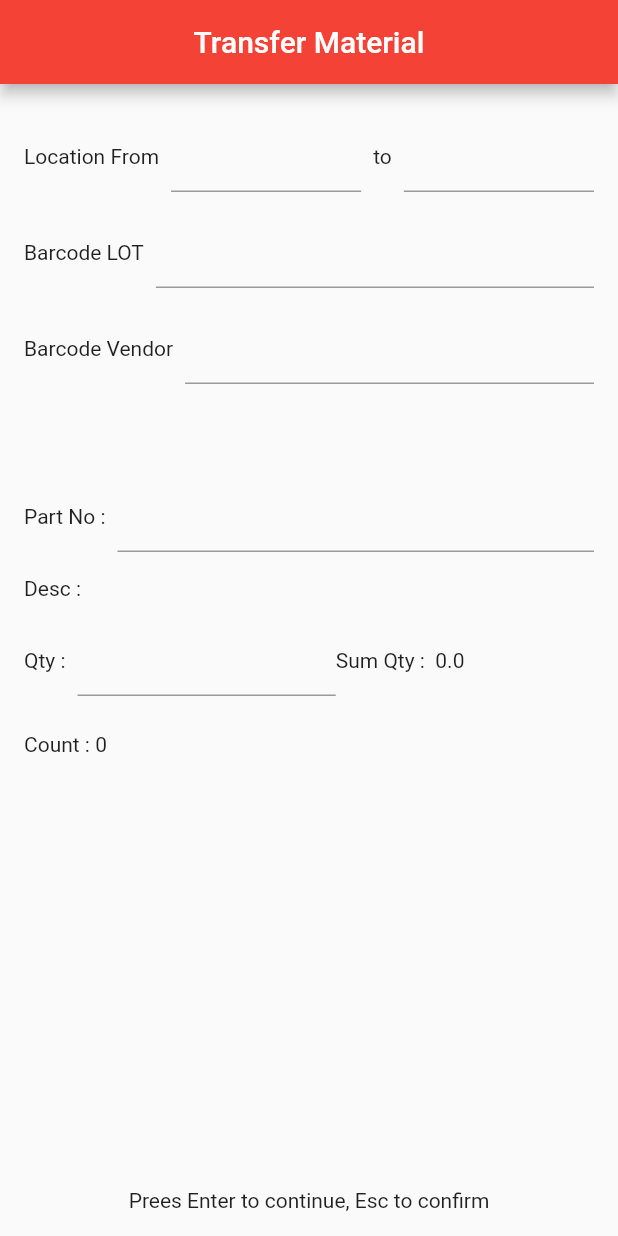
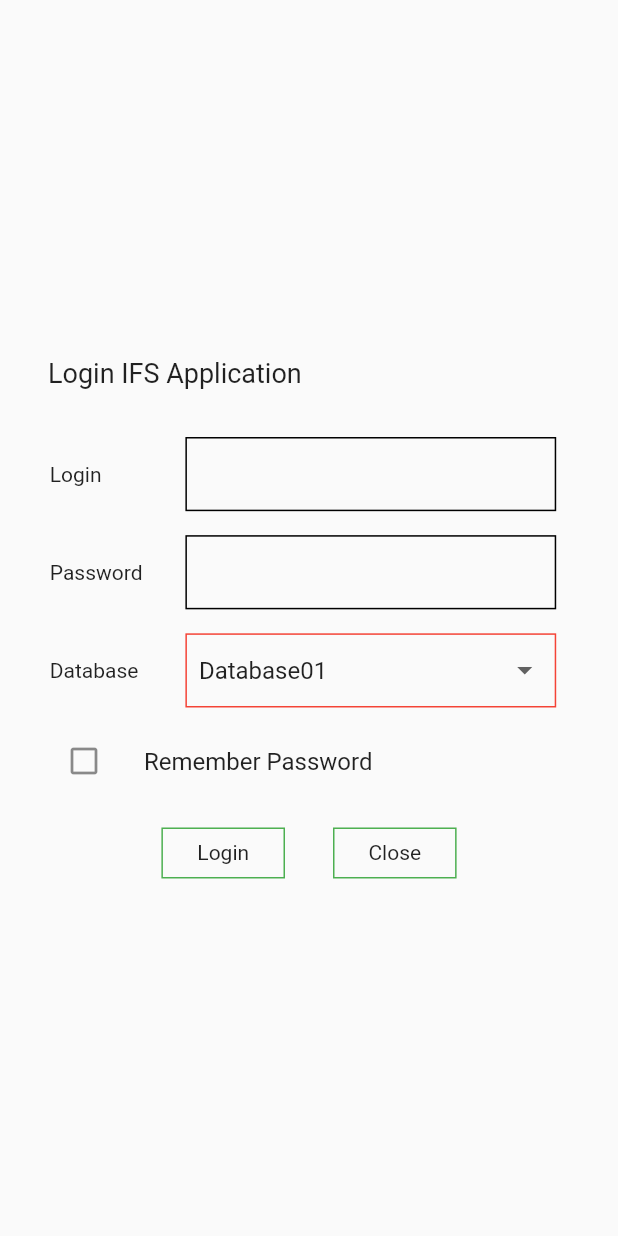
Before and after one commit to tawatchai7034/NEC, a Flutter app: the screen it shows after launch, on a phone screen of 412 x 824 dp. Run offline on Flutter 3.47's test engine with Material 2 defaults, Android fonts, the light colour scheme and no system bars; our stand-ins replace auto_size_text, syncfusion_flutter_datagrid.

Commit message:
login screen

```diff
--- a/lib/addTransfer.dart
+++ b/lib/Screens/addTransfer.dart
@@ -6,7 +6,7 @@ import 'package:flutter/services.dart';
 import 'package:intl/intl.dart';
 import 'package:nec/model/transfer.dart';
 import 'package:nec/model/trasferList.dart';
-import 'package:nec/transferConfirm.dart';
+import 'package:nec/Screens/transferConfirm.dart';
 
 TransferList transfer = new TransferList();
 var numFormat = NumberFormat('#,###.0#', 'en_US');
--- /dev/null
+++ b/lib/Screens/login.dart
@@ -0,0 +1,270 @@
+import 'package:flutter/cupertino.dart';
+import 'package:flutter/material.dart';
+import 'package:nec/Screens/addTransfer.dart';
+import 'package:nec/model/User.dart';
+
+class LoginScreen extends StatefulWidget {
+  const LoginScreen({Key? key}) : super(key: key);
+
+  @override
+  State<LoginScreen> createState() => _LoginScreenState();
+}
+
+class _LoginScreenState extends State<LoginScreen> {
+  var userName = TextEditingController();
+  var password = TextEditingController();
+  bool rememberPass = false;
+
+  List<UserModal> virtualUser = [
+    UserModal(name: 'a', password: 'a'),
+    UserModal(name: 'b', password: 'b'),
+    UserModal(name: 'c', password: 'c'),
+    UserModal(name: 'd', password: 'd'),
+    UserModal(name: 'e', password: 'e'),
+  ];
+
+  late String databaseName = "Database01";
+  List<DropdownMenuItem<String>> get dropdownItems {
+    List<DropdownMenuItem<String>> menuItems = [
+      DropdownMenuItem(child: Text("Database01"), value: "Database01"),
+      DropdownMenuItem(child: Text("Database02"), value: "Database02"),
+      DropdownMenuItem(child: Text("Database03"), value: "Database03"),
+      DropdownMenuItem(child: Text("Database04"), value: "Database04"),
+    ];
+    return menuItems;
+  }
+
+  void _showIdNotFound() {
+    showDialog(
+        context: context,
+        builder: (context) {
+          return CupertinoAlertDialog(
+            title: Text('User or Password not found.'),
+            content: Padding(
+              padding: const EdgeInsets.fromLTRB(8, 16, 8, 24),
+              child:
+                  Text('Please login again.', style: TextStyle(fontSize: 18)),
+            ),
+            actions: <Widget>[
+              // TextButton(
+              //     onPressed: () {
+              //       Navigator.of(context).pop();
+              //     },
+              //     child: Text('Close')),
+              TextButton(
+                onPressed: () {
+                  Navigator.of(context).pop();
+                },
+                child: Text('Ok'),
+              )
+            ],
+          );
+        });
+  }
+
+  @override
+  Widget build(BuildContext context) {
+    double widthScreen = MediaQuery.of(context).size.width;
+    double heightScreen = MediaQuery.of(context).size.height;
+    return Scaffold(
+        body: Padding(
+      padding: const EdgeInsets.all(16.0),
+      child: Column(mainAxisAlignment: MainAxisAlignment.center, children: [
+        Padding(
+            padding: const EdgeInsets.fromLTRB(16, 16, 0, 24),
+            child: Container(
+              alignment: Alignment.topLeft,
+              child:
+                  Text('Login IFS Application', style: TextStyle(fontSize: 18)),
+            )),
+        Row(
+          mainAxisAlignment: MainAxisAlignment.center,
+          crossAxisAlignment: CrossAxisAlignment.center,
+          children: [
+            Container(width: widthScreen * 0.2, child: Text('Login')),
+            Container(
+                margin: const EdgeInsets.all(8.0),
+                width: widthScreen * 0.6,
+                height: heightScreen * 0.06,
+                decoration:
+                    BoxDecoration(border: Border.all(color: Colors.black)),
+                child: Padding(
+                  padding: const EdgeInsets.all(8.0),
+                  child: TextField(
+                    textInputAction: TextInputAction.next,
+                    controller: userName,
+                    // onSubmitted: (userName) {
+                    //   if (virtualLocF.contains(loc)) {
+                    //     print("Location from: $loc");
+                    //   } else {
+                    //     _showNotFoundLocation();
+                    //   }
+                    // },
+                    decoration: new InputDecoration(
+                      border: InputBorder.none,
+                      focusedBorder: InputBorder.none,
+                      enabledBorder: InputBorder.none,
+                      errorBorder: InputBorder.none,
+                      disabledBorder: InputBorder.none,
+                    ),
+                  ),
+                ))
+          ],
+        ),
+        Row(
+          mainAxisAlignment: MainAxisAlignment.center,
+          crossAxisAlignment: CrossAxisAlignment.center,
+          children: [
+            Container(width: widthScreen * 0.2, child: Text('Password')),
+            Container(
+                margin: const EdgeInsets.all(8.0),
+                width: widthScreen * 0.6,
+                height: heightScreen * 0.06,
+                decoration:
+                    BoxDecoration(border: Border.all(color: Colors.black)),
+                child: Padding(
+                  padding: const EdgeInsets.all(8.0),
+                  child: TextField(
+                    textInputAction: TextInputAction.next,
+                    obscureText: true,
+                    obscuringCharacter: '●',
+                    maxLength: 16,
+                    style: TextStyle(fontSize: 20),
+                    controller: password,
+                    // onSubmitted: (userName) {
+                    //   if (virtualLocF.contains(loc)) {
+                    //     print("Location from: $loc");
+                    //   } else {
+                    //     _showNotFoundLocation();
+                    //   }
+                    // },
+                    decoration: new InputDecoration(
+                      counterText: '',
+                      border: InputBorder.none,
+                      focusedBorder: InputBorder.none,
+                      enabledBorder: InputBorder.none,
+                      errorBorder: InputBorder.none,
+                      disabledBorder: InputBorder.none,
+                    ),
+                  ),
+                ))
+          ],
+        ),
+        Row(
+          mainAxisAlignment: MainAxisAlignment.center,
+          crossAxisAlignment: CrossAxisAlignment.center,
+          children: [
+            Container(width: widthScreen * 0.2, child: Text('Database')),
+            Container(
+                alignment: Alignment.center,
+                margin: const EdgeInsets.all(8.0),
+                width: widthScreen * 0.6,
+                height: heightScreen * 0.06,
+                decoration:
+                    BoxDecoration(border: Border.all(color: Colors.red)),
+                child: Padding(
+                  padding: const EdgeInsets.fromLTRB(8, 0, 8, 0),
+                  child: DropdownButtonFormField(
+                      decoration: InputDecoration(
+                        border: InputBorder.none,
+                      ),
+                      dropdownColor: Colors.white,
+                      value: databaseName,
+                      onChanged: (String? newValue) {
+                        setState(() {
+                          databaseName = newValue!;
+                        });
+                      },
+                      items: dropdownItems),
+                ))
+          ],
+        ),
+        ListTile(
+            title: Text('Remember Password'),
+            leading: rememberPass == false
+                ? IconButton(
+                    onPressed: () {
+                      setState(() {
+                        rememberPass = true;
+                      });
+                    },
+                    icon: Icon(Icons.check_box_outline_blank))
+                : IconButton(
+                    onPressed: () {
+                      setState(() {
+                        rememberPass = false;
+                      });
+                    },
+                    icon: Icon(Icons.check_box_outlined, color: Colors.green))),
+        Row(
+          mainAxisAlignment: MainAxisAlignment.center,
+          crossAxisAlignment: CrossAxisAlignment.center,
+          children: [
+            InkWell(
+              onTap: () {
+                UserModal idCheck = virtualUser.singleWhere(
+                    (user) => ((user.name == userName.text) &&
+                        (user.password == password.text)),
+                    orElse: () => UserModal(
+                        name: '404 not found', password: '404 not found'));
+
+                if (idCheck.name == '404 not found') {
+                  _showIdNotFound();
+                } else {
+                  print(
+                      "User Name: ${idCheck.name}\tPassword: ${idCheck.password}\tDatabase: ${databaseName}\tRemember Password: ${rememberPass}");
+                  Navigator.of(context).push(
+                      MaterialPageRoute(builder: (context) => AddTransfer()));
+                }
+
+                // if ((virtualUser.singleWhere(
+                //         (user) => ((user.name == userName.text) &&
+                //             (user.password == password.text)),
+                //         orElse: () => UserModal(name: '404', password: 'not fount'))) !=
+                //     null) {
+                //   print("User name: ${userName.text}");
+                // } else {
+                //   _showIdNotFound();
+                // }
+
+                // if (virtualUser.contains(userName.text)) {
+                //   print("User name: ${userName.text}");
+                // } else {
+                //   _showIdNotFound();
+                // }
+              },
+              child: Container(
+                  margin: const EdgeInsets.all(16.0),
+                  width: widthScreen * 0.2,
+                  decoration:
+                      BoxDecoration(border: Border.all(color: Colors.green)),
+                  child: Padding(
+                    padding: const EdgeInsets.all(8.0),
+                    child: Text('Login', textAlign: TextAlign.center),
+                  )),
+            ),
+            InkWell(
+              onTap: () {
+                setState(() {
+                  userName.clear();
+                  password.clear();
+                  databaseName = "Database01";
+                  rememberPass = false;
+                });
+              },
+              child: Container(
+                  margin: const EdgeInsets.all(16.0),
+                  width: widthScreen * 0.2,
+                  decoration:
+                      BoxDecoration(border: Border.all(color: Colors.green)),
+                  child: Padding(
+                    padding: const EdgeInsets.all(8.0),
+                    child: Text('Close', textAlign: TextAlign.center),
+                  )),
+            ),
+          ],
+        ),
+      ]),
+    ));
+  }
+}
--- a/lib/transferConfirm.dart
+++ b/lib/Screens/transferConfirm.dart
@@ -1,9 +1,9 @@
 import 'package:flutter/material.dart';
 import 'package:intl/intl.dart';
-import 'package:nec/addTransfer.dart';
+import 'package:nec/Screens/addTransfer.dart';
 import 'package:nec/model/sheets.dart';
-import 'package:nec/tableConfirm.dart';
-import 'package:nec/virtualData.dart';
+import 'package:nec/Screens/tableConfirm.dart';
+import 'package:nec/Screens/virtualData.dart';
 import 'package:nec/widget/scrollable_widget.dart';
 
 class TransferConfirm extends StatefulWidget {
--- a/lib/main.dart
+++ b/lib/main.dart
@@ -1,5 +1,6 @@
 import 'package:flutter/material.dart';
-import 'package:nec/addTransfer.dart';
+import 'package:nec/Screens/addTransfer.dart';
+import 'package:nec/Screens/login.dart';
 
 void main() {
   runApp(const MyApp());
@@ -16,7 +17,7 @@ class MyApp extends StatelessWidget {
 
         primarySwatch: Colors.blue,
       ),
-      home: AddTransfer(),
+      home: LoginScreen(),
     );
   }
 }
--- /dev/null
+++ b/lib/model/User.dart
@@ -0,0 +1,9 @@
+class UserModal {
+  late String name;
+  late String password;
+
+  UserModal({
+    required this.name,
+    required this.password,
+  });
+}
```
Also changed, not shown: lib/Screens/tableConfirm.dart (renamed from lib/tableConfirm.dart), lib/Screens/virtualData.dart (renamed from lib/virtualData.dart).
